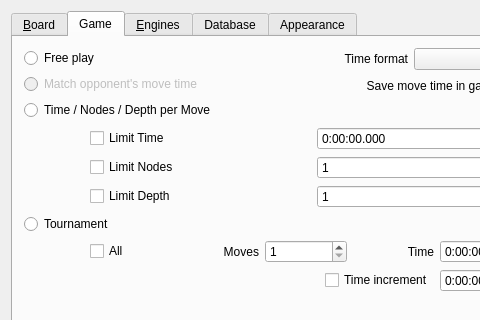
First picture: the form in src/gui/preferences.ui, repository franzm/shatrabase, before the edit; both pictures show x 0 to 480 and y 0 to 320 of the 561 by 574 pixel window.
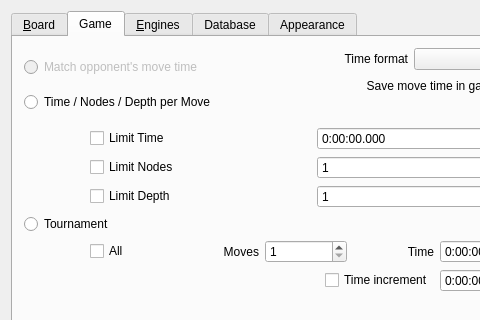
Second picture: the form after the edit. Custom widgets are drawn as their Qt base class.

Commit message: removed "free play" mode in favour of "limit"

```diff
--- a/src/gui/preferences.ui
+++ b/src/gui/preferences.ui
@@ -424,13 +424,6 @@
         <layout class="QHBoxLayout" name="horizontalLayout_21">
          <item>
           <layout class="QVBoxLayout" name="verticalLayout_8">
-           <item>
-            <widget class="QRadioButton" name="cbFree">
-             <property name="text">
-              <string>Free play</string>
-             </property>
-            </widget>
-           </item>
            <item>
             <widget class="QRadioButton" name="cbMatchTime">
              <property name="enabled">
```
The commit also changes 4 other files.
